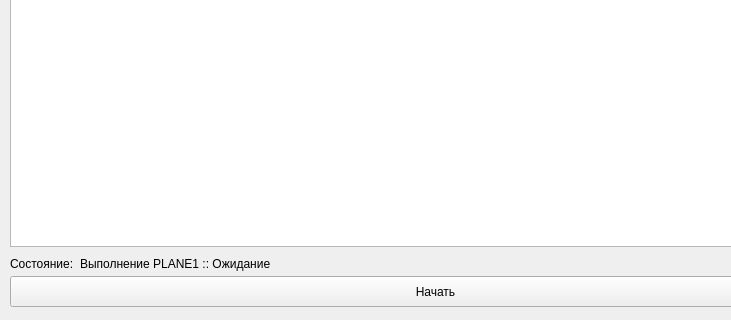
Old version of the form Measurement_TestTask/UMeasure.ui in the repository Unchpokable/MeasurementSim-TestTask; both pictures show x 0 to 731 and y 413 to 733 of the 1272 by 733 pixel window.
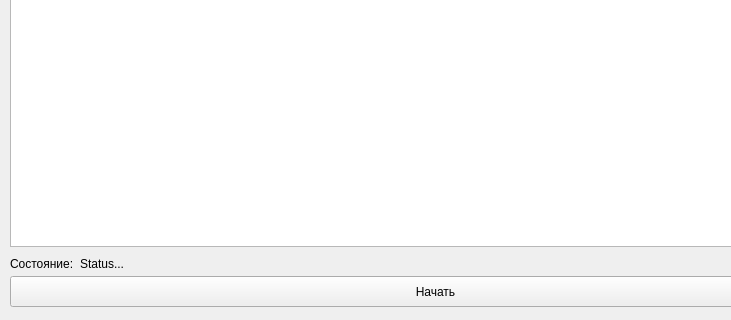
New version of the form.

Commit message: Replaced status bar message

Diff of the .ui file:
```diff
--- a/Measurement_TestTask/UMeasure.ui
+++ b/Measurement_TestTask/UMeasure.ui
@@ -172,7 +172,7 @@
      </rect>
     </property>
     <property name="text">
-     <string>Выполнение PLANE1 :: Ожидание</string>
+     <string>Status...</string>
     </property>
    </widget>
    <widget class="QListView" name="programView">
```
